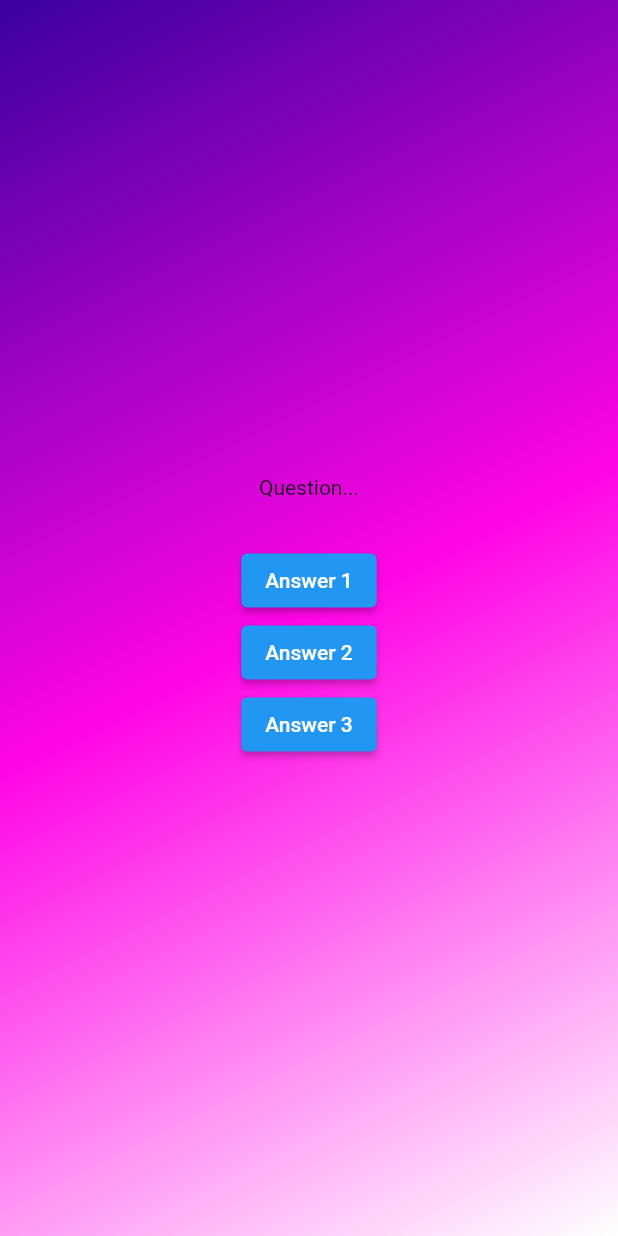
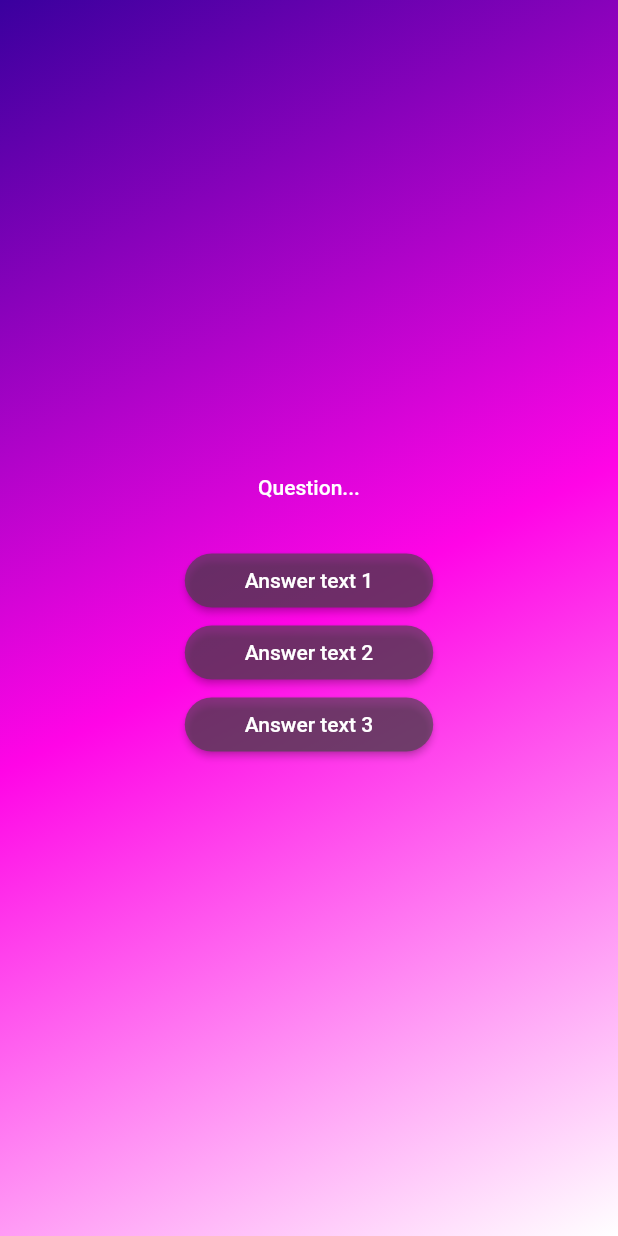
Before and after one commit to Sergio-Al/flutter-quiz-app, a Flutter app: the screen it shows after launch, after a tap on "Start Quiz", on a phone screen of 412 x 824 dp. Run offline on Flutter 3.47's test engine with Material 2 defaults, Android fonts, the phone set to English and light mode, and no system bars.

Commit message:
Creating a custom button

```diff
--- /dev/null
+++ b/lib/answer_button.dart
@@ -0,0 +1,23 @@
+import 'package:flutter/material.dart';
+
+class AnswerButton extends StatelessWidget {
+  const AnswerButton(this.answerText, this.onTap, {super.key});
+
+  final String answerText;
+  final void Function() onTap;
+
+  @override
+  Widget build(BuildContext context) {
+    return ElevatedButton(
+      onPressed: onTap,
+      style: ElevatedButton.styleFrom(
+          padding: EdgeInsets.symmetric(vertical: 10, horizontal: 40),
+          backgroundColor: Color.fromARGB(162, 68, 68, 68),
+          foregroundColor: Colors.white,
+          shape: RoundedRectangleBorder(
+            borderRadius: BorderRadius.circular(40),
+          )),
+      child: Text(answerText),
+    );
+  }
+}
--- a/lib/questions_screen.dart
+++ b/lib/questions_screen.dart
@@ -1,4 +1,6 @@
 import 'package:flutter/material.dart';
+
+import 'package:advanced_basics/answer_button.dart';
 
 class QuestionScreen extends StatefulWidget {
   const QuestionScreen({super.key});
@@ -17,28 +19,16 @@ class _QuestionScreenState extends State<QuestionScreen> {
       child: Column(
         mainAxisAlignment: MainAxisAlignment.center,
         children: [
-          const Text('Question...'),
+          const Text(
+            'Question...',
+            style: TextStyle(color: Colors.white, fontWeight: FontWeight.w500),
+          ),
           const SizedBox(
             height: 30,
           ),
-          ElevatedButton(
-            onPressed: () {
-              print('dev');
-            },
-            child: const Text('Answer 1'),
-          ),
-          ElevatedButton(
-            onPressed: () {
-              print('dev');
-            },
-            child: const Text('Answer 2'),
-          ),
-          ElevatedButton(
-            onPressed: () {
-              print('dev');
-            },
-            child: const Text('Answer 3'),
-          ),
+          AnswerButton('Answer text 1', () {}),
+          AnswerButton('Answer text 2', () {}),
+          AnswerButton('Answer text 3', () {}),
         ],
       ),
     );
```
